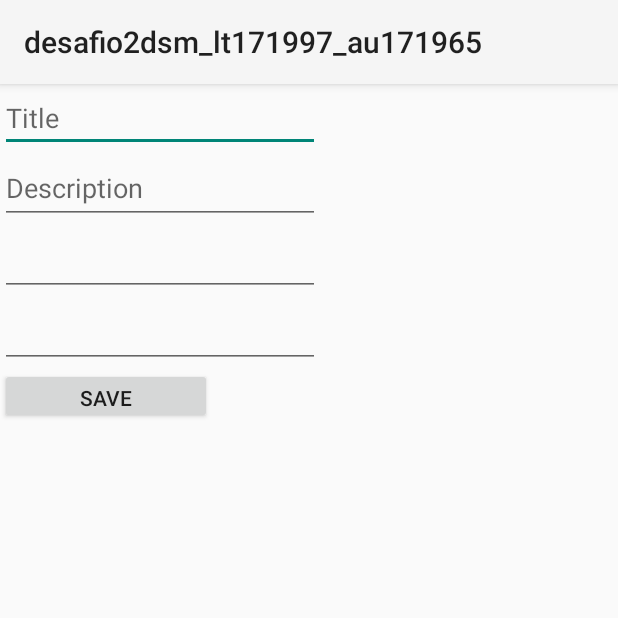
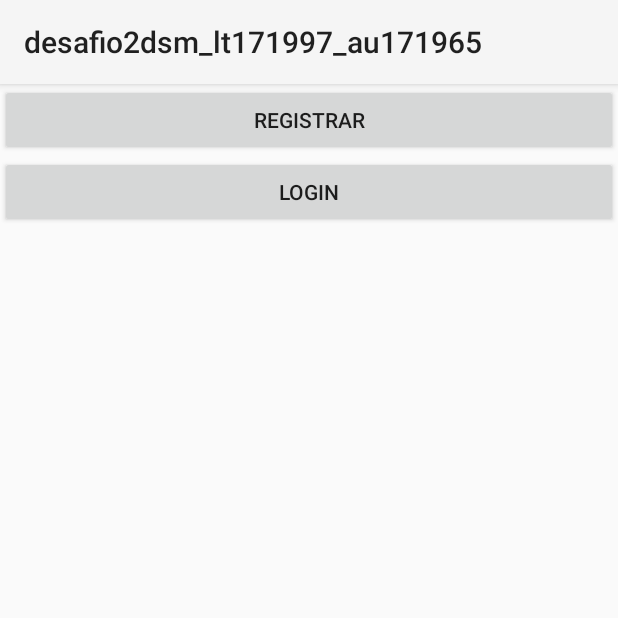
Before and after one commit to diegolem/desafio2_dsm, an Android app: the MainActivity screen opened directly, with no data from a screen before it, on a phone screen of 412 x 824 dp, the top half of it. Run offline under Robolectric (Android 15) with nearby library versions, the phone set to English and light mode, and no system bars.

Commit message:
Login, Reinicio de contrasenia y registro

```diff
--- a/app/build.gradle
+++ b/app/build.gradle
@@ -37,6 +37,7 @@ dependencies {
     androidTestImplementation 'androidx.test.ext:junit:1.1.3'
     androidTestImplementation 'androidx.test.espresso:espresso-core:3.4.0'
     implementation 'com.google.firebase:firebase-database:20.0.4'
+    implementation 'com.google.firebase:firebase-auth:21.0.3'
     implementation 'androidx.slice:slice-builders:1.0.0'
     implementation 'androidx.annotation:annotation:1.3.0'
 }
--- a/app/src/main/java/com/example/desafio2dsm_lt171997_au171965/AddMovie.java
+++ b/app/src/main/java/com/example/desafio2dsm_lt171997_au171965/AddMovie.java
@@ -40,9 +40,9 @@ public class AddMovie extends AppCompatActivity {
         txtReleaseYear.setText(releaseYear);
     }
 
-    public void cancelar(View v){ finish(); }
+    public void cancel(View v){ finish(); }
 
-    public void guardar(View v){
+    public void save(View v){
         String title = txtTitle.getText().toString();
         String description = txtDescription.getText().toString();
         String releaseyear = txtReleaseYear.getText().toString();
--- a/app/src/main/java/com/example/desafio2dsm_lt171997_au171965/MainActivity.java
+++ b/app/src/main/java/com/example/desafio2dsm_lt171997_au171965/MainActivity.java
@@ -1,13 +1,37 @@
 package com.example.desafio2dsm_lt171997_au171965;
 
 import androidx.appcompat.app.AppCompatActivity;
-
+import android.content.Intent;
+import android.view.View;
+import android.widget.Button;
 import android.os.Bundle;
 
 public class MainActivity extends AppCompatActivity {
+    Button registerBtn, loginBtn;
+
     @Override
     protected void onCreate(Bundle savedInstanceState) {
         super.onCreate(savedInstanceState);
         setContentView(R.layout.activity_main);
+
+        registerBtn = findViewById(R.id.registerBtn);
+
+        registerBtn.setOnClickListener(new View.OnClickListener() {
+            @Override
+            public void onClick(View v) {
+                Intent intent = new Intent(MainActivity.this, Register.class);
+                startActivity(intent);
+            }
+        });
+
+        loginBtn = findViewById(R.id.loginBtn);
+
+        loginBtn.setOnClickListener(new View.OnClickListener() {
+            @Override
+            public void onClick(View v) {
+                Intent intent = new Intent(MainActivity.this, Login.class);
+                startActivity(intent);
+            }
+        });
     }
 }
--- a/app/src/main/res/layout/activity_main.xml
+++ b/app/src/main/res/layout/activity_main.xml
@@ -1,57 +1,20 @@
 <?xml version="1.0" encoding="utf-8"?>
-<androidx.constraintlayout.widget.ConstraintLayout xmlns:android="http://schemas.android.com/apk/res/android"
+<LinearLayout xmlns:android="http://schemas.android.com/apk/res/android"
+    xmlns:tools="http://schemas.android.com/tools"
     xmlns:app="http://schemas.android.com/apk/res-auto"
-    xmlns:tools="http://schemas.android.com/tools"
     android:layout_width="match_parent"
     android:layout_height="match_parent"
+    android:orientation="vertical"
     tools:context=".MainActivity">
+    <Button
+        android:id="@+id/registerBtn"
+        android:layout_width="match_parent"
+        android:layout_height="wrap_content"
+        android:text="@string/registrar"/>
+    <Button
+        android:id="@+id/loginBtn"
+        android:layout_width="match_parent"
+        android:layout_height="wrap_content"
+        android:text="@string/login"/>
 
-    <LinearLayout
-        android:id="@+id/linearLayout"
-        android:layout_width="409dp"
-        android:layout_height="731dp"
-        android:orientation="vertical"
-        tools:layout_editor_absoluteX="1dp">
-
-        <EditText
-            android:id="@+id/txtTitle"
-            android:layout_width="wrap_content"
-            android:layout_height="wrap_content"
-            android:autofillHints=""
-            android:ems="10"
-            android:hint="@string/title"
-            android:inputType="textPersonName" />
-
-        <EditText
-            android:id="@+id/txtDescription"
-            android:layout_width="wrap_content"
-            android:layout_height="wrap_content"
-            android:ems="10"
-            android:hint="@string/description"
-            android:inputType="textPersonName"
-            android:minHeight="48dp" />
-
-        <EditText
-            android:id="@+id/txtReleaseYear"
-            android:layout_width="wrap_content"
-            android:layout_height="wrap_content"
-            android:ems="10"
-            android:inputType="number"
-            android:minHeight="48dp" />
-
-        <EditText
-            android:id="@+id/txtRating"
-            android:layout_width="wrap_content"
-            android:layout_height="wrap_content"
-            android:ems="10"
-            android:inputType="number"
-            android:minHeight="48dp" />
-
-        <Button
-            android:id="@+id/btnSave"
-            android:layout_width="141dp"
-            android:layout_height="37dp"
-            android:text="@string/save" />
-    </LinearLayout>
-
-</androidx.constraintlayout.widget.ConstraintLayout>
+</LinearLayout>
--- a/app/src/main/res/layout/add_movie.xml
+++ b/app/src/main/res/layout/add_movie.xml
@@ -51,6 +51,7 @@
 
         <com.google.android.material.textfield.TextInputEditText
             android:id="@+id/txtRating"
+            android:inputType="number"
             android:layout_width="match_parent"
             android:layout_height="wrap_content"
             android:hint="@string/calificaci_n_1_4" />
@@ -58,12 +59,12 @@
 
     <Button
         android:text="@string/guardar"
-        android:onClick="Guardar"
+        android:onClick="save"
         android:layout_width="match_parent"
         android:layout_height="wrap_content" />
     <Button
         android:text="@string/cancelar"
-        android:onClick="Cancelar"
+        android:onClick="cancel"
         android:layout_width="match_parent"
         android:layout_height="wrap_content" />
 </LinearLayout>
--- a/app/src/main/res/values/strings.xml
+++ b/app/src/main/res/values/strings.xml
@@ -10,4 +10,18 @@
     <string name="calificaci_n_1_4">Calificación (1-4)</string>
     <string name="guardar">Guardar</string>
     <string name="cancelar">Cancelar</string>
+    <string name="registrar">Registrar</string>
+    <string name="login">Login</string>
+    <string name="login">Login</string>
+    <string name="usuario">Usuario</string>
+    <string name="contrase_a">Contraseña</string>
+    <string name="login">Login</string>
+    <string name="nueva_cuenta">Nueva cuenta</string>
+    <string name="usuario">Usuario</string>
+    <string name="contrase_a">Contraseña</string>
+    <string name="registrar">Registrar</string>
+    <string name="email">Email</string>
+    <string name="enviar">Enviar</string>
+    <string name="registro">Registro</string>
+    <string name="reiniciar_contrase_a">Reiniciar contraseña</string>
 </resources>
```
Also changed, not shown: app/src/main/AndroidManifest.xml (+8 -3 lines), app/src/main/java/com/example/desafio2dsm_lt171997_au171965/Login.java (added, +100 -0 lines), app/src/main/java/com/example/desafio2dsm_lt171997_au171965/Register.java (added, +75 -0 lines), app/src/main/java/com/example/desafio2dsm_lt171997_au171965/ResetPassword.java (added, +62 -0 lines), app/src/main/res/layout/login.xml (added, +50 -0 lines), app/src/main/res/layout/register.xml (added, +41 -0 lines), app/src/main/res/layout/reset_password.xml (added, +22 -0 lines).
